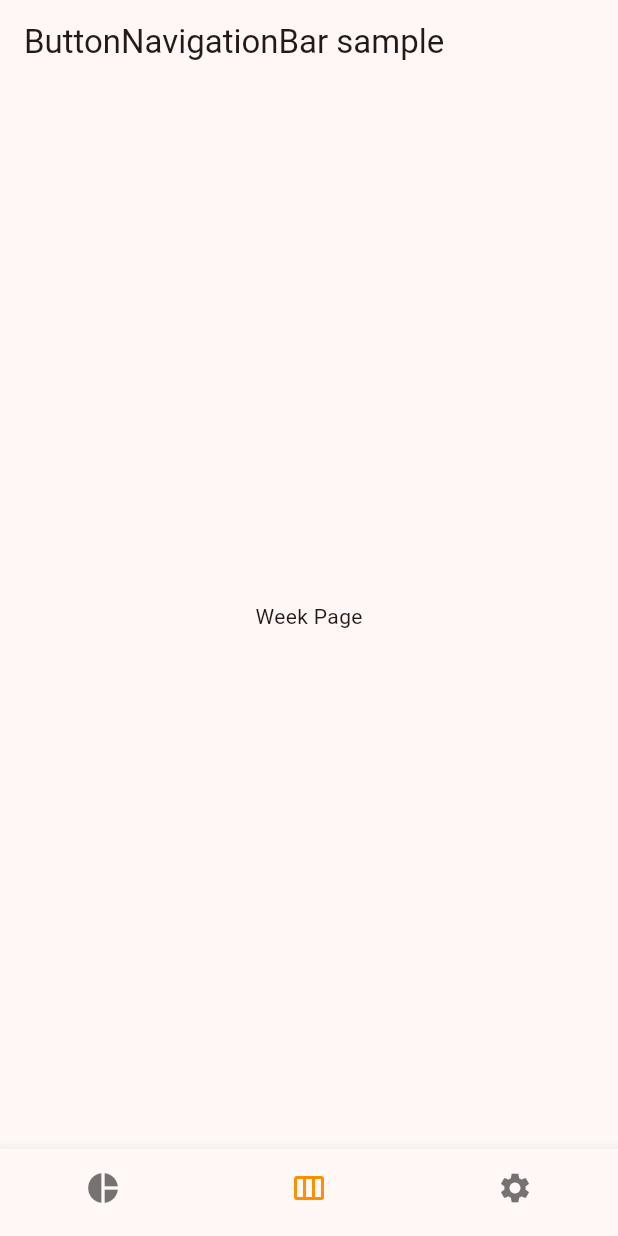
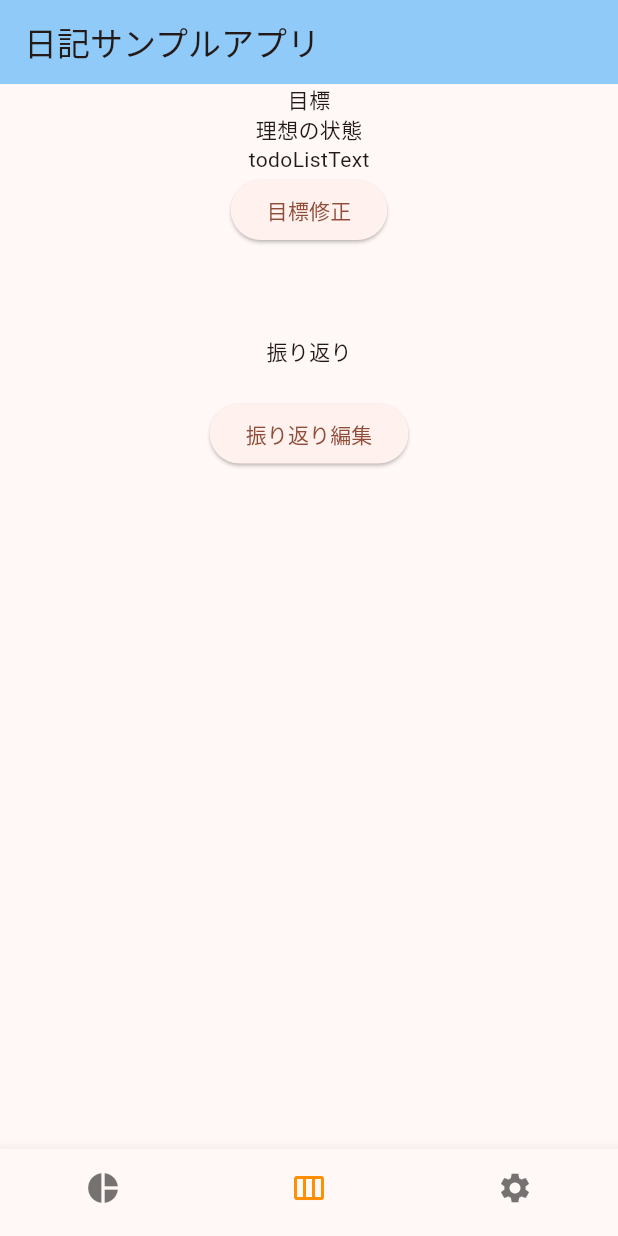
Before and after one commit to negi524/diary_demo_app, a Flutter app: the screen it shows after launch, item 2 of the bottom bar chosen, on a phone screen of 412 x 824 dp. Run offline on Flutter 3.47's test engine with Material 3 defaults, Android fonts, the phone set to English and light mode, and no system bars.

Commit message:
週の目標、振り返りページ作成 (#5)
* feat: 週データ用のドメインオブジェクト作成

* feat: 備考フィールド追加

* feat: 目標に日付データ追加

* feat: 振り返りにも日付フィールド追加

* refactor: 日付の初期化方法を変更

* feat: グローバルステートでデータ管理

* refactor: reanme class

* feat: 振り返り更新メソッドを実装

* feat: 振り返りの文字列を保存できるように修正

* refactor: 変数名修正

* feat: ヘッダーの色変更

* refactor: widgetはファイル名とクラス名をwidgetに変更

* feat: 目標も同様に編集機能追加

* feat: 目標の更新機能も実装

```diff
--- /dev/null
+++ b/devtools_options.yaml
@@ -0,0 +1,3 @@
+description: This file stores settings for Dart & Flutter DevTools.
+documentation: https://docs.flutter.dev/tools/devtools/extensions#configure-extension-enablement-states
+extensions:
--- /dev/null
+++ b/lib/domain/week_goal.dart
@@ -0,0 +1,51 @@
+import 'package:intl/intl.dart';
+
+/// 週の目標
+class WeekGoal {
+  /// 週の開始日
+  final DateTime startDate;
+
+  /// 理想の状態
+  String? idealState;
+
+  /// 理想の状態になるためにやるべきこと
+  // final List<String> todoList;
+  String? todoListText;
+
+  /// 備考
+  final String? remarks;
+
+  WeekGoal(
+      {required this.startDate,
+      this.idealState,
+      this.todoListText,
+      this.remarks});
+
+  /// 1週間の日付を文字列で取得する
+  String get1WeekString() {
+    final start = DateFormat('yyyy/MM/dd').format(startDate);
+    final end =
+        DateFormat('yyyy/MM/dd').format(startDate.add(Duration(days: 7)));
+    return '$start 〜 $end';
+  }
+
+  /// 理想の状態の文字列を取得する
+  String getIdealStateText() {
+    return idealState ?? '';
+  }
+
+  /// 理想の状態の文字列を更新する
+  void setIdealState(String text) {
+    idealState = text;
+  }
+
+  /// やることリストの文字列を取得する
+  String getTodoListText() {
+    return todoListText ?? '';
+  }
+
+  /// やることリストを更新する
+  void setTodoListText(String text) {
+    todoListText = text;
+  }
+}
--- /dev/null
+++ b/lib/domain/week_review.dart
@@ -0,0 +1,15 @@
+/// 週の振り返り
+class WeekReview {
+  /// 週の開始日
+  final DateTime startDate;
+
+  /// 振り返りのテキスト
+  String? reviewText;
+
+  WeekReview({required this.startDate, this.reviewText});
+
+  /// 振り返り内容を更新する
+  void setReviewText(String text) {
+    reviewText = text;
+  }
+}
--- a/lib/life_balance_wheel.dart
+++ b/lib/life_balance_wheel_widget.dart
@@ -1,12 +1,12 @@
 import 'package:flutter/material.dart';
 
 /// ライフバランスホイールのページ
-class LifeBalanceWheel extends StatefulWidget {
+class LifeBalanceWheelWidget extends StatefulWidget {
   @override
-  State<LifeBalanceWheel> createState() => _LifeBalanceWheelState();
+  State<LifeBalanceWheelWidget> createState() => _LifeBalanceWheelWidgetState();
 }
 
-class _LifeBalanceWheelState extends State<LifeBalanceWheel> {
+class _LifeBalanceWheelWidgetState extends State<LifeBalanceWheelWidget> {
   List<ListTile> data = [
     ListTile(title: Text('仕事の充実度')),
     ListTile(title: Text('人間関係(仕事、友人)')),
--- a/lib/main.dart
+++ b/lib/main.dart
@@ -1,7 +1,8 @@
-import 'package:diary_demo_app/week_page.dart';
-import 'package:diary_demo_app/life_balance_wheel.dart';
-import 'package:diary_demo_app/setting_page.dart';
-import 'package:english_words/english_words.dart';
+import 'package:diary_demo_app/domain/week_goal.dart';
+import 'package:diary_demo_app/domain/week_review.dart';
+import 'package:diary_demo_app/week_widget.dart';
+import 'package:diary_demo_app/life_balance_wheel_widget.dart';
+import 'package:diary_demo_app/setting_widget.dart';
 import 'package:flutter/material.dart';
 import 'package:provider/provider.dart';
 
@@ -22,23 +23,59 @@ class MyApp extends StatelessWidget {
           useMaterial3: true,
           colorScheme: ColorScheme.fromSeed(seedColor: Colors.deepOrange),
         ),
-        home: MyHomePage(),
+        home: HomePage(),
       ),
     );
   }
 }
 
-// TODO: 削除
 class MyAppState extends ChangeNotifier {
-  var current = WordPair.random();
+  WeekReview weekReview = WeekReview(startDate: DateTime.now());
+  WeekGoal weekGoal = WeekGoal(
+      startDate: DateTime.now(),
+      idealState: '理想の状態',
+      todoListText: 'todoListText');
+
+  /// 理想の状態を取得する
+  String getIdealState() {
+    return weekGoal.getIdealStateText();
+  }
+
+  /// 理想の状態を更新する
+  void setIdealState(String idealState) {
+    weekGoal.setIdealState(idealState);
+    notifyListeners();
+  }
+
+  /// やることリストを取得する
+  String getTodoListText() {
+    return weekGoal.getTodoListText();
+  }
+
+  /// やることリストを更新する
+  void setTodoListText(String thingsTodo) {
+    weekGoal.setTodoListText(thingsTodo);
+    notifyListeners();
+  }
+
+  /// 振り返りの内容を取得する
+  String getWeekReviewText() {
+    return weekReview.reviewText ?? '';
+  }
+
+  /// 振り返りの内容を更新する
+  void setReviewText(String text) {
+    weekReview.setReviewText(text);
+    notifyListeners();
+  }
 }
 
-class MyHomePage extends StatefulWidget {
+class HomePage extends StatefulWidget {
   @override
-  State<MyHomePage> createState() => _MyHomePageState();
+  State<HomePage> createState() => _HomePageState();
 }
 
-class _MyHomePageState extends State<MyHomePage> {
+class _HomePageState extends State<HomePage> {
   int _selectedIndex = 0;
 
   void _onItemTapped(int index) {
@@ -49,20 +86,17 @@ class _MyHomePageState extends State<MyHomePage> {
 
   @override
   Widget build(BuildContext context) {
-    // TODO: 削除
-    // var appState = context.watch<MyAppState>();
-
     // ページ遷移
     Widget page;
     switch (_selectedIndex) {
       case 0:
-        page = LifeBalanceWheel();
+        page = LifeBalanceWheelWidget();
         break;
       case 1:
-        page = WeekPage();
+        page = WeekWidget();
         break;
       case 2:
-        page = SettingPage();
+        page = SettingWidget();
         break;
       default:
         throw UnimplementedError('no widget for $_selectedIndex');
@@ -70,11 +104,10 @@ class _MyHomePageState extends State<MyHomePage> {
 
     return Scaffold(
       appBar: AppBar(
-        title: Text('ButtonNavigationBar sample'),
+        title: Text('日記サンプルアプリ'),
+        backgroundColor: Colors.blue[200],
       ),
-      body: Center(
-        child: page,
-      ),
+      body: page,
       bottomNavigationBar: BottomNavigationBar(
         items: const <BottomNavigationBarItem>[
           BottomNavigationBarItem(
--- a/lib/setting_page.dart
+++ b/lib/setting_widget.dart
@@ -1,10 +1,10 @@
 import 'package:flutter/material.dart';
 
 /// 設定ページ
-class SettingPage extends StatelessWidget {
+class SettingWidget extends StatelessWidget {
   @override
   Widget build(BuildContext context) {
-    return Text('Setting page');
+    return Text('Setting widget');
     // throw UnimplementedError();
   }
 }
--- a/lib/week_page.dart
+++ /dev/null
@@ -1,9 +0,0 @@
-import 'package:flutter/material.dart';
-
-/// 週のページ
-class WeekPage extends StatelessWidget {
-  @override
-  Widget build(BuildContext context) {
-    return Text('Week Page');
-  }
-}
--- /dev/null
+++ b/lib/week_widget.dart
@@ -0,0 +1,54 @@
+import 'package:diary_demo_app/main.dart';
+import 'package:diary_demo_app/review_edit_page.dart';
+import 'package:diary_demo_app/week_goal_edit_page.dart';
+import 'package:flutter/material.dart';
+import 'package:provider/provider.dart';
+
+/// 週のページ
+class WeekWidget extends StatefulWidget {
+  @override
+  State<WeekWidget> createState() => _WeekWidgetState();
+}
+
+class _WeekWidgetState extends State<WeekWidget> {
+  late DateTime startDayOfWeek;
+
+  // initStateを使って非同期初期化を行う
+  @override
+  void initState() {
+    super.initState();
+    startDayOfWeek = DateTime.now()
+        .subtract(Duration(days: DateTime.now().weekday - DateTime.monday));
+  }
+
+  @override
+  Widget build(BuildContext context) {
+    var appState = context.watch<MyAppState>();
+
+    return Center(
+        child: Column(
+      children: [
+        Text('目標'),
+        Text(appState.getIdealState()),
+        Text(appState.getTodoListText()),
+        ElevatedButton(
+            onPressed: () {
+              // ボタンが押されたときの処理
+              Navigator.push(context,
+                  MaterialPageRoute(builder: (context) => WeekGoalEditPage()));
+            },
+            child: Text('目標修正')),
+        SizedBox(height: 60),
+        Text('振り返り'),
+        Text(appState.getWeekReviewText()),
+        ElevatedButton(
+            onPressed: () {
+              // ボタンが押されたときの処理
+              Navigator.push(context,
+                  MaterialPageRoute(builder: (context) => ReviewEditPage()));
+            },
+            child: Text('振り返り編集')),
+      ],
+    ));
+  }
+}
--- a/pubspec.yaml
+++ b/pubspec.yaml
@@ -37,6 +37,7 @@ dependencies:
   # The following adds the Cupertino Icons font to your application.
   # Use with the CupertinoIcons class for iOS style icons.
   cupertino_icons: ^1.0.6
+  intl: ^0.19.0
 
 dev_dependencies:
   flutter_test:
```
Also changed, not shown: lib/review_edit_page.dart (added, +44 -0 lines), lib/week_goal_edit_page.dart (added, +60 -0 lines), pubspec.lock.
